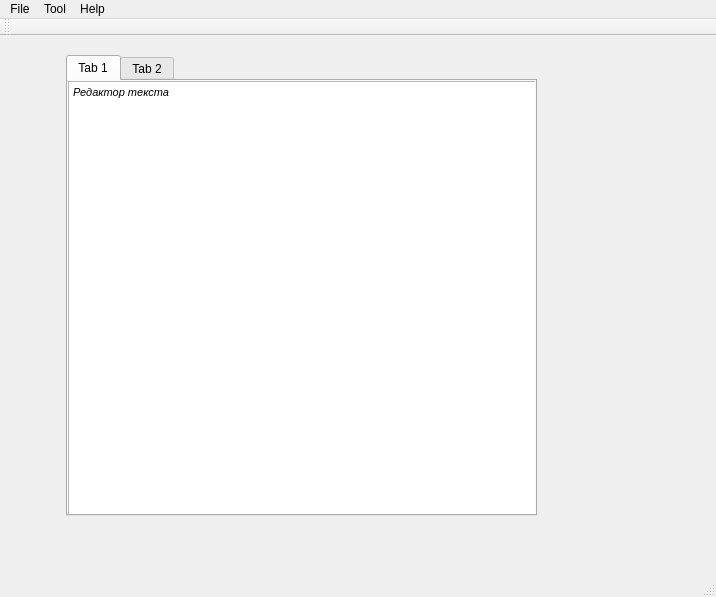
Before: the Qt Designer form mainwindow.ui in Arkendar/QProject-TextTable-Editor, drawn with Qt 5.
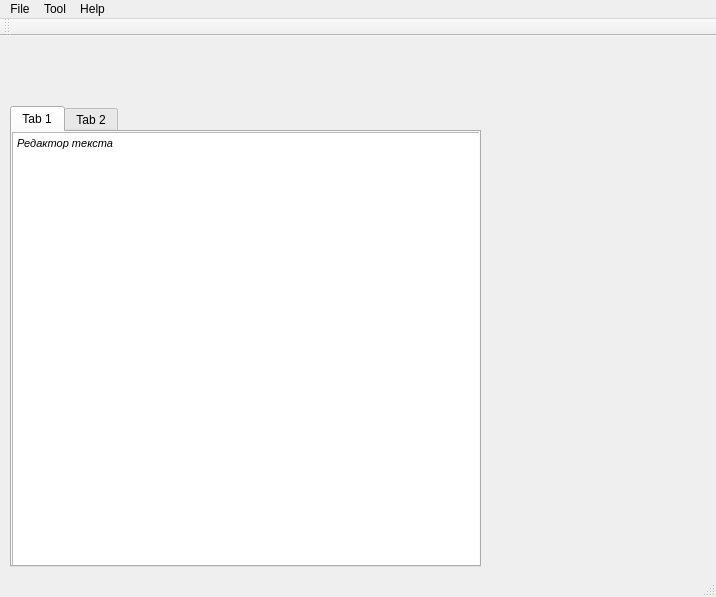
After: the same form once the commit is applied.

Commit message: Исправление ошибок запуска программы

Diff of the .ui file:
```diff
--- a/mainwindow.ui
+++ b/mainwindow.ui
@@ -17,8 +17,8 @@
    <widget class="QTabWidget" name="tabWidget">
     <property name="geometry">
      <rect>
-      <x>66</x>
-      <y>19</y>
+      <x>10</x>
+      <y>70</y>
       <width>471</width>
       <height>461</height>
      </rect>
```
The commit also changes 1 other file.
